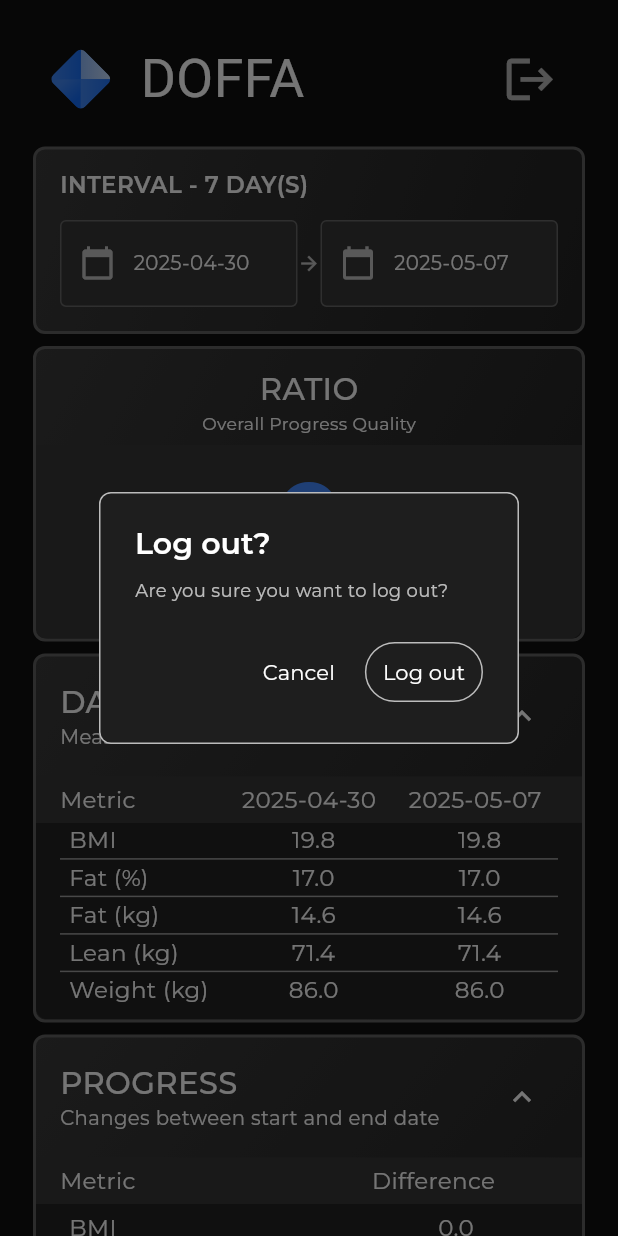
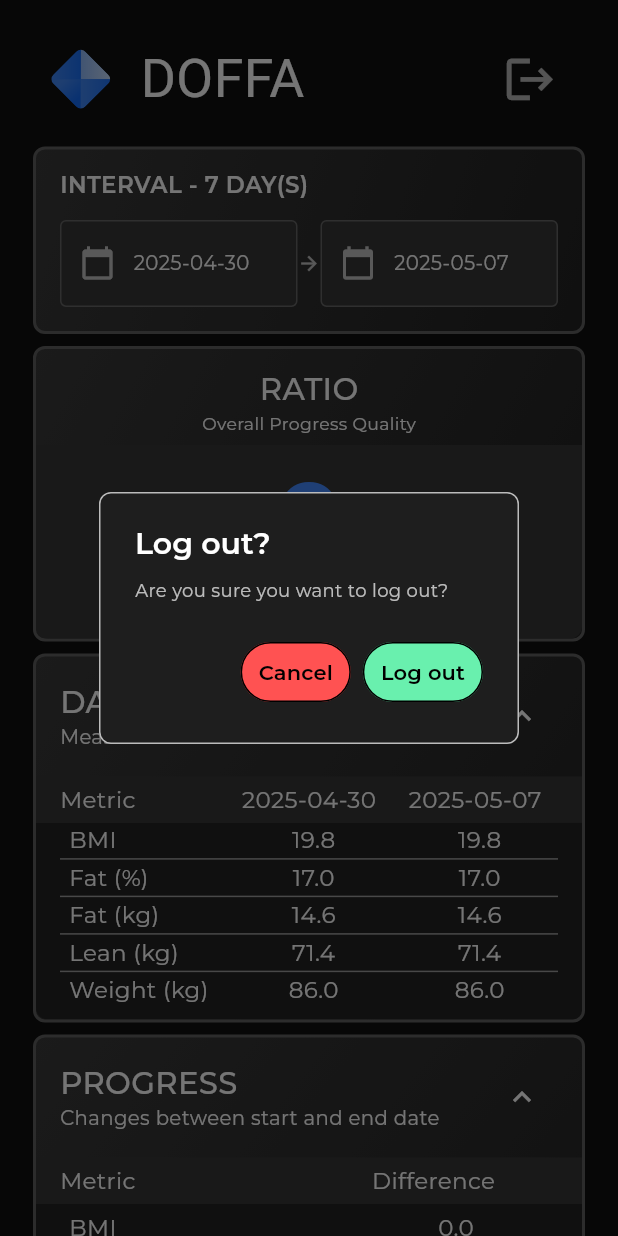
Before and after one commit to NangiDev/doffa, a Flutter app: the screen it shows after launch, after a tap on "Try Demo", after a tap on the "logout" icon, on a phone screen of 412 x 824 dp. Run offline on Flutter 3.47's test engine with Material 3 defaults, Android fonts, the phone set to English and light mode, and no system bars; our stand-ins replace flutter_secure_storage, flutter_svg, google_fonts, logger, shared_preferences.

Commit message:
Add red and green to colors on buttons on popups

```diff
--- a/lib/widgets/buttons/common/my_confirmation_dialog.dart
+++ b/lib/widgets/buttons/common/my_confirmation_dialog.dart
@@ -27,10 +27,16 @@ void showConfirmationDialog({
           actions: [
             TextButton(
               onPressed: () => Navigator.of(context).pop(),
+              style: OutlinedButton.styleFrom(
+                side: const BorderSide(color: Colors.black),
+                backgroundColor: Colors.redAccent,
+                padding: const EdgeInsets.symmetric(horizontal: 12),
+              ),
               child: const MyMontserrat(
                 text: 'Cancel',
                 maxWidth: 14,
-                fontWeight: FontWeight.w400,
+                fontWeight: FontWeight.w600,
+                color: Colors.black,
               ),
             ),
             OutlinedButton(
@@ -39,14 +45,15 @@ void showConfirmationDialog({
                 onConfirm();
               },
               style: OutlinedButton.styleFrom(
-                side: const BorderSide(color: Colors.white70),
-                foregroundColor: Colors.white,
+                side: const BorderSide(color: Colors.black),
+                backgroundColor: Colors.greenAccent,
                 padding: const EdgeInsets.symmetric(horizontal: 12),
               ),
               child: MyMontserrat(
                 text: confirmText,
                 maxWidth: 14,
-                fontWeight: FontWeight.w400,
+                fontWeight: FontWeight.w600,
+                color: Colors.black,
               ),
             ),
           ],
--- a/todo.txt
+++ b/todo.txt
@@ -1,4 +1,3 @@
-* Add red and green to colors on buttons on popups
 * Tests should mock service instead of storage
 * Implement Fitbit login
 * Get values from Fitbit
```
Also changed, not shown: lib/widgets/cards/my_ratio_card.dart (+8 -114 lines).
